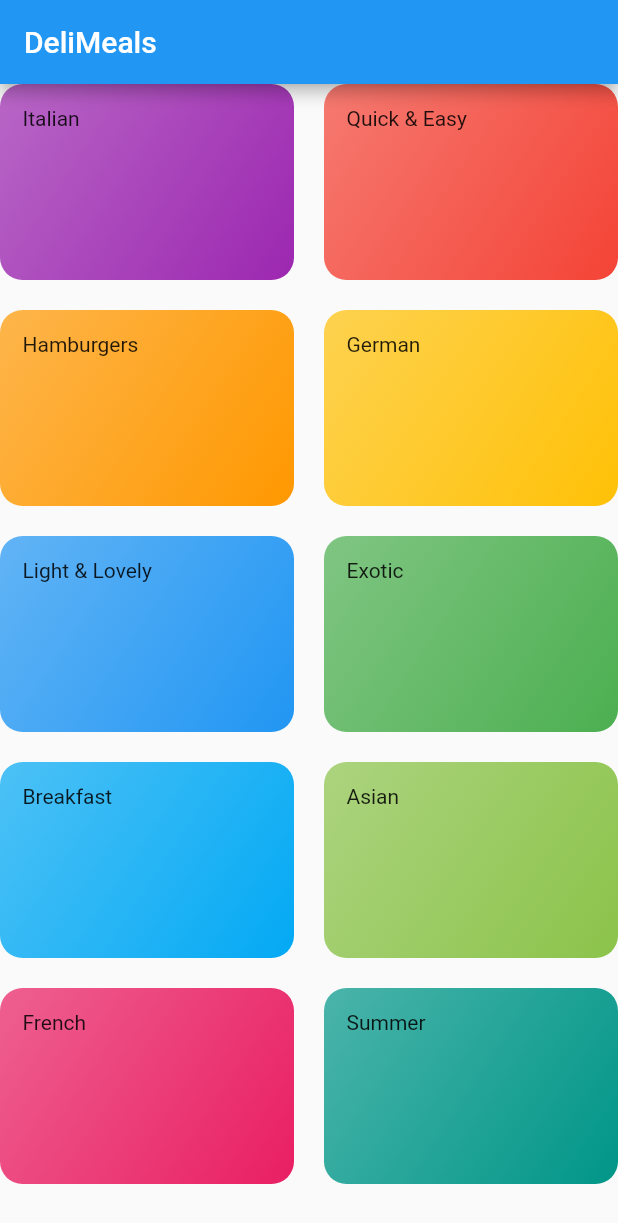
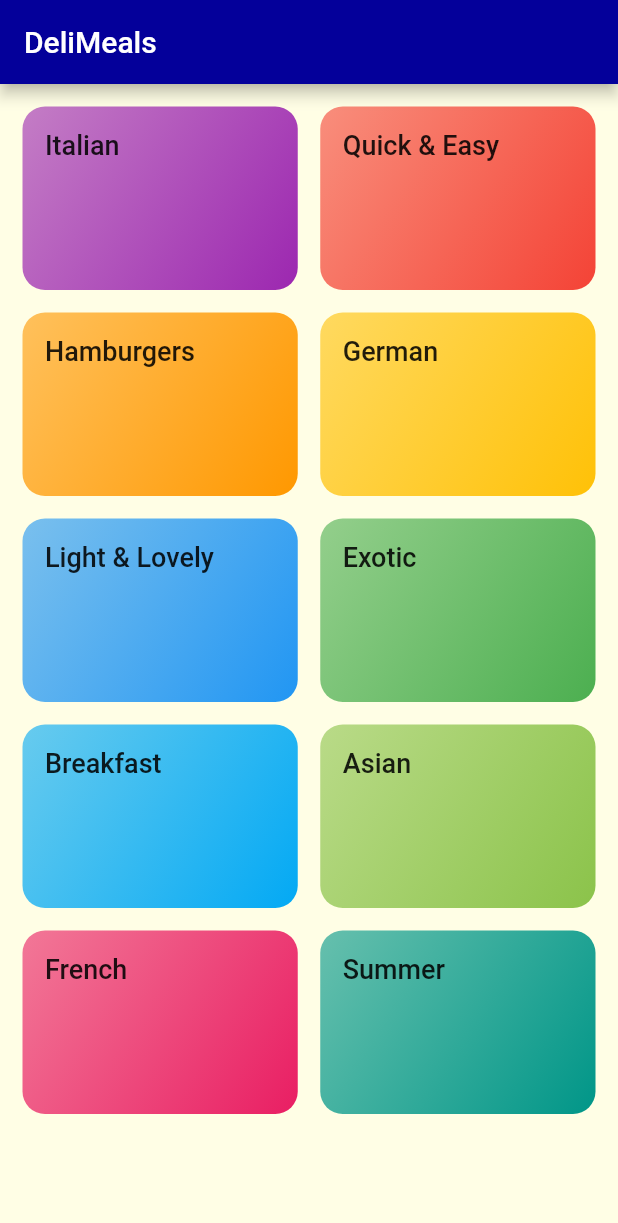
Before and after one commit to amrabdalfatah/Meal_App, a Flutter app: the screen it shows after launch, on a phone screen of 412 x 824 dp. Shown: the top 1223 px of the screen. Run offline on Flutter 3.47's test engine with Material 2 defaults, Android fonts, the phone set to English and light mode, and no system bars; Roboto replaces fonts that are missing (ReggaeOne).

Commit message:
Add font and style theme

```diff
--- a/lib/categories_screen.dart
+++ b/lib/categories_screen.dart
@@ -6,7 +6,12 @@ import './category_item.dart';
 class CategoriesScreen extends StatelessWidget {
   @override
   Widget build(BuildContext context) {
-    return GridView(
+    return Scaffold(
+      appBar: AppBar(
+        title: const Text('DeliMeals'),
+      ),
+      body: GridView(
+        padding: const EdgeInsets.all(15),
         children: DUMMY_CATEGORIES
             .map(
               (catData) => CategoryItem(
@@ -18,8 +23,9 @@ class CategoriesScreen extends StatelessWidget {
         gridDelegate: SliverGridDelegateWithMaxCrossAxisExtent(
           maxCrossAxisExtent: 200,
           childAspectRatio: 3 / 2,
-        crossAxisSpacing: 20,
-        mainAxisSpacing: 20,
+          crossAxisSpacing: 15,
+          mainAxisSpacing: 15,
+        ),
       ),
     );
   }
--- a/lib/category_item.dart
+++ b/lib/category_item.dart
@@ -10,13 +10,16 @@ class CategoryItem extends StatelessWidget {
   Widget build(BuildContext context) {
     return Container(
       padding: const EdgeInsets.all(15),
-      child: Text(title),
+      child: Text(
+        title,
+        style: Theme.of(context).textTheme.headline6,
+      ),
       decoration: BoxDecoration(
         gradient: LinearGradient(
           begin: Alignment.topLeft,
           end: Alignment.bottomRight,
           colors: [
-            color.withOpacity(0.7),
+            color.withOpacity(0.6),
             color,
           ],
         ),
--- a/lib/main.dart
+++ b/lib/main.dart
@@ -12,26 +12,23 @@ class MyApp extends StatelessWidget {
     return MaterialApp(
       title: 'DeliMeals',
       theme: ThemeData(
-        primarySwatch: Colors.blue,
+        primaryColor: Color(0xFF04009A),
+        accentColor: Color(0xFF77ACF1),
+        canvasColor: Color.fromRGBO(255, 254, 229, 1),
+        fontFamily: 'ReggaeOne',
+        textTheme: ThemeData.light().textTheme.copyWith(
+              bodyText1: TextStyle(
+                color: Color.fromRGBO(20, 51, 51, 1),
+              ),
+              bodyText2: TextStyle(
+                color: Color.fromRGBO(20, 51, 51, 1),
+              ),
+              headline6: TextStyle(
+                fontSize: 18,
+              ),
+            ),
       ),
-      home: MyHomePage(),
+      home: CategoriesScreen(),
     );
   }
 }
-
-class MyHomePage extends StatefulWidget {
-  @override
-  _MyHomePageState createState() => _MyHomePageState();
-}
-
-class _MyHomePageState extends State<MyHomePage> {
-  @override
-  Widget build(BuildContext context) {
-    return Scaffold(
-      appBar: AppBar(
-        title: Text("DeliMeals"),
-      ),
-      body: CategoriesScreen(),
-    );
-  }
-}
```
Also changed, not shown: pubspec.yaml (+6 -9 lines), 1 other file. Lines whose indentation alone changed are shown as unchanged.
